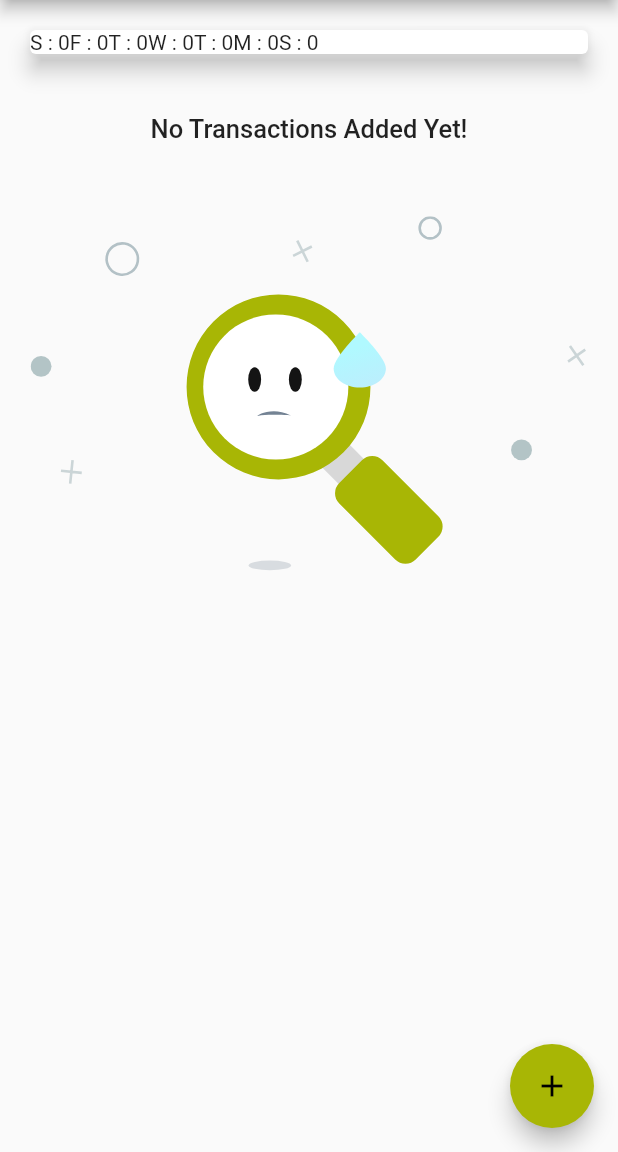
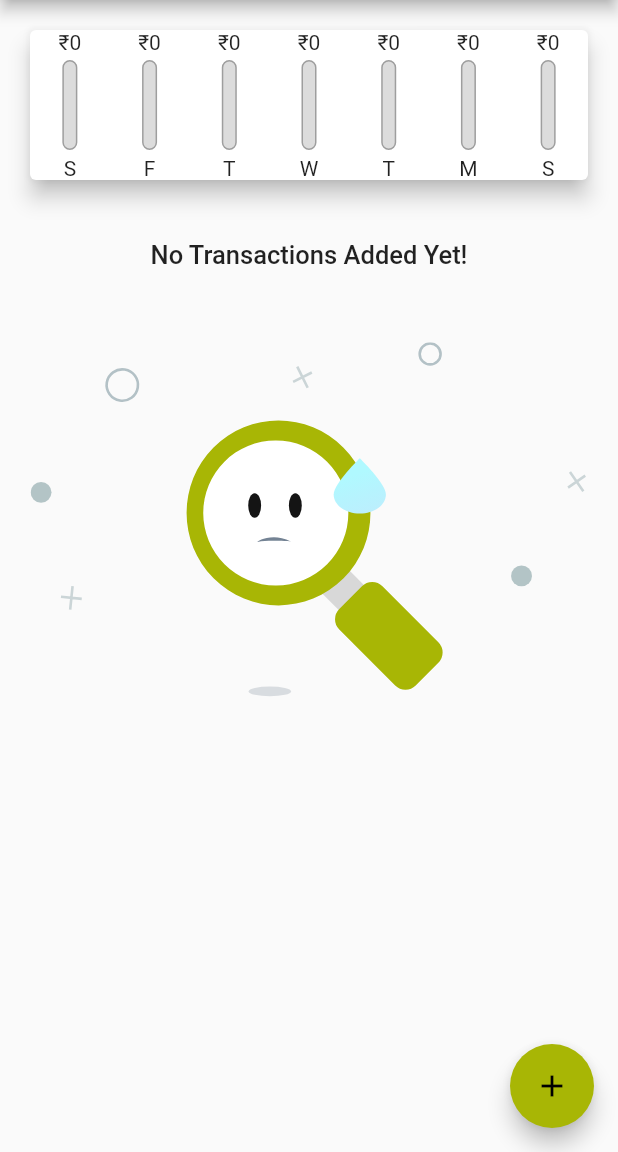
Before and after one commit to Prabhneet-Web/ExpenseTracker, a Flutter app: the screen it shows after launch, on a phone screen of 412 x 824 dp, the part 84-1236 px from its top. Run offline on Flutter 3.47's test engine with Material 2 defaults, Android fonts, the phone set to English and light mode, and no system bars; our stand-ins replace lottie.

Commit message:
ChartBars added.

```diff
--- a/lib/models/transaction.dart
+++ b/lib/models/transaction.dart
@@ -9,6 +9,4 @@ class Transaction {
     required this.amount,
     required this.date,
   });
-
-
 }
--- a/lib/widgets/chart.dart
+++ b/lib/widgets/chart.dart
@@ -1,3 +1,4 @@
+import 'package:expense_tracker/widgets/chartBars.dart';
 import 'package:flutter/material.dart';
 
 import 'package:expense_tracker/models/transaction.dart';
@@ -10,10 +11,10 @@ class Chart extends StatelessWidget {
     required this.recentTransactions,
   }) : super(key: key);
 
-  List<Map<String, Object>> get groupedTransactionValues {
+  List<Map<String, dynamic>> get groupedTransactionValues {
     return List.generate(7, (index) {
       final weekDays = DateTime.now().subtract(Duration(days: index));
-      int totalSum = 0;
+      double totalSum = 0;
 
       for (int i = 0; i < recentTransactions.length; i++) {
         if (recentTransactions[i].date.day == weekDays.day &&
@@ -29,15 +30,31 @@ class Chart extends StatelessWidget {
     });
   }
 
+  double get totalSpending {
+    return groupedTransactionValues.fold(0.0, (sum, item) {
+      return sum + item['amount'];
+    });
+    //Fold allows us to change a list to another type, with a certain logic we define in the function we pass to fold
+  }
+
   @override
   Widget build(BuildContext context) {
     return Card(
       elevation: 6,
       margin: const EdgeInsets.all(20),
       child: Row(
+          mainAxisAlignment: MainAxisAlignment.spaceAround,
           children: groupedTransactionValues.map((data) {
-        return Text("${data['day']} : ${data['amount']}");
-      }).toList()),
+            return Flexible(
+              fit: FlexFit.tight,
+              child: ChartBar(
+                  label: data['day'].toString(),
+                  spendingAmount: data['amount'],
+                  spendingPcnOfTotal: totalSpending == 0
+                      ? 0
+                      : (data['amount'] as double) / totalSpending),
+            );
+          }).toList()),
     );
   }
 }
--- a/lib/widgets/chartBars.dart
+++ b/lib/widgets/chartBars.dart
@@ -0,0 +1,46 @@
+import 'package:flutter/material.dart';
+
+class ChartBar extends StatelessWidget {
+  final String label;
+  final double spendingAmount;
+  final double spendingPcnOfTotal;
+  const ChartBar({
+    Key? key,
+    required this.label,
+    required this.spendingAmount,
+    required this.spendingPcnOfTotal,
+  }) : super(key: key);
+
+  @override
+  Widget build(BuildContext context) {
+    return Column(
+      children: [
+        Text("₹${spendingAmount.toStringAsFixed(0)}"),
+        const SizedBox(height: 4),
+        Container(
+            height: 60,
+            width: 10,
+            child: Stack(
+              children: [
+                Container(
+                  decoration: BoxDecoration(
+                      border: Border.all(color: Colors.grey, width: 1),
+                      color: const Color.fromRGBO(220, 220, 220, 1),
+                      borderRadius: BorderRadius.circular(10)),
+                ),
+                FractionallySizedBox(
+                  heightFactor: spendingPcnOfTotal,
+                  child: Container(
+                    decoration: BoxDecoration(
+                        color: Theme.of(context).primaryColor,
+                        borderRadius: BorderRadius.circular(10)),
+                  ),
+                )
+              ],
+            )),
+        const SizedBox(height: 4),
+        Text(label)
+      ],
+    );
+  }
+}
```
